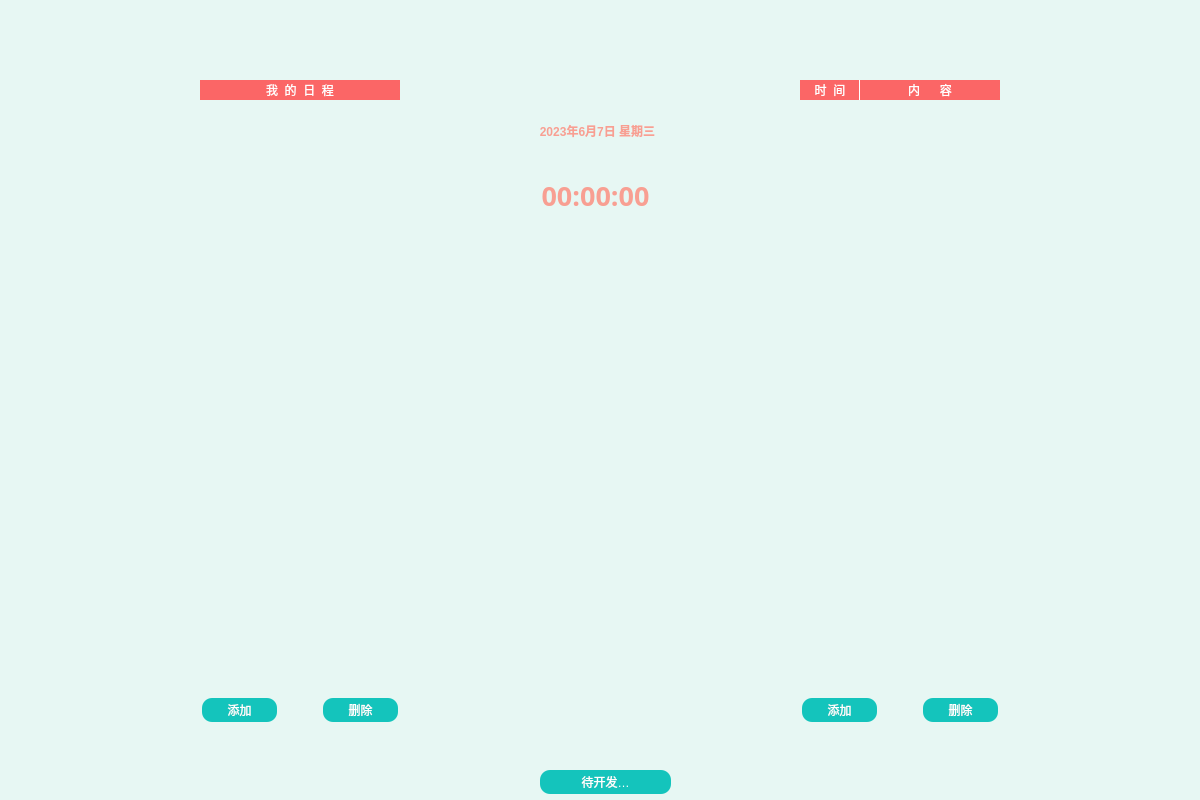
jiguotong/RemindMe, file src/Mainwindow.ui: the form before one commit.
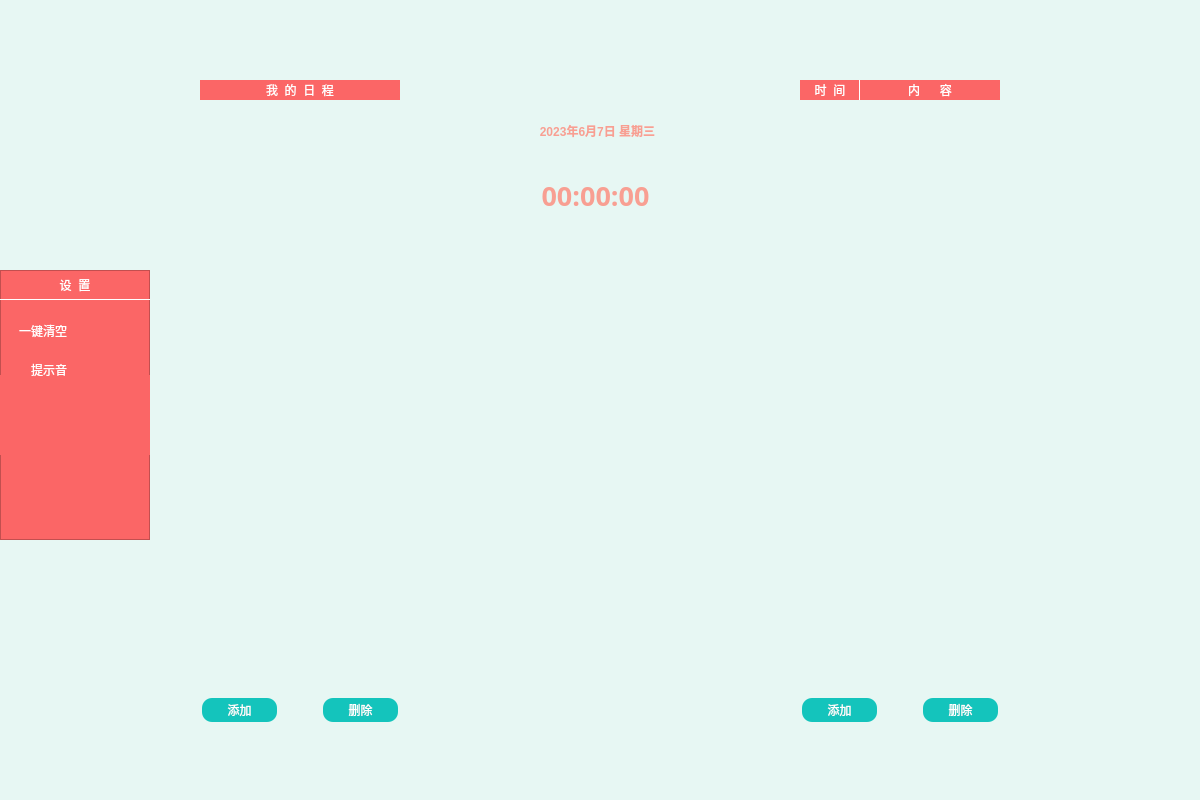
The form after the commit. Icons and pictures are not drawn.

The edit to the form file:
```diff
--- a/src/Mainwindow.ui
+++ b/src/Mainwindow.ui
@@ -358,17 +358,230 @@
      <bool>true</bool>
     </property>
    </widget>
-   <widget class="QPushButton" name="pushButton">
+   <widget class="QFrame" name="frameSettings">
+    <property name="enabled">
+     <bool>true</bool>
+    </property>
     <property name="geometry">
      <rect>
-      <x>540</x>
-      <y>770</y>
-      <width>131</width>
-      <height>24</height>
+      <x>0</x>
+      <y>270</y>
+      <width>150</width>
+      <height>270</height>
      </rect>
+    </property>
+    <property name="styleSheet">
+     <string notr="true">#frameSettings
+{
+	background-color: #fb6666;
+}
+#btnSwitch
+{
+	min-width:0px;		/*控件最小宽度*/
+	min-height:0px;	/*控件最小高度*/
+	background-color: #fb6666;
+	background-image: url('qrc:/res/switch_on.png');
+    background-position: center;
+    background-repeat: no-repeat;
+}
+#btnClear
+{
+	min-width:0px;		/*控件最小宽度*/
+	min-height:0px;	/*控件最小高度*/
+	background-color: #fb6666;
+    background-position: center;
+    background-repeat: no-repeat;
+}
+#btnClear:hover
+{
+	background-color: rgb(22,218,208);
+}
+#btnClear:pressed
+{
+	background-color: rgb(17,171,164);
+}
+#btnHideSettings
+{
+/*
+	font: 25 12pt '微软雅黑';
+	color: rgb(255,255,255);
+	background-color: rgb(20,196,188);
+	border:none;
+	min-width:75px;		//控件最小宽度
+    min-height:24px;	//控件最小高度
+	border-radius:10px;*/
+	background-color: #fb6666;
+	min-width:0px;		/*控件最小宽度*/
+	min-height:0px;	/*控件最小高度*/
+}
+#btnHideSettings:hover
+{
+	background-color: rgb(22,218,208);
+}
+QLabel
+{
+	font: 25 12pt '思源黑体 CN BOLD';
+	color: rgb(255,255,255);
+	border:border
+}</string>
+    </property>
+    <property name="frameShape">
+     <enum>QFrame::StyledPanel</enum>
+    </property>
+    <property name="frameShadow">
+     <enum>QFrame::Raised</enum>
+    </property>
+    <widget class="QPushButton" name="btnHideSettings">
+     <property name="geometry">
+      <rect>
+       <x>135</x>
+       <y>105</y>
+       <width>15</width>
+       <height>80</height>
+      </rect>
+     </property>
+     <property name="minimumSize">
+      <size>
+       <width>0</width>
+       <height>0</height>
+      </size>
+     </property>
+     <property name="text">
+      <string/>
+     </property>
+     <property name="icon">
+      <iconset resource="Resource.qrc">
+       <normaloff>:/res/line_left.png</normaloff>:/res/line_left.png</iconset>
+     </property>
+    </widget>
+    <widget class="QPushButton" name="btnClear">
+     <property name="geometry">
+      <rect>
+       <x>82</x>
+       <y>50</y>
+       <width>31</width>
+       <height>24</height>
+      </rect>
+     </property>
+     <property name="text">
+      <string/>
+     </property>
+     <property name="icon">
+      <iconset resource="Resource.qrc">
+       <normaloff>:/res/clear.png</normaloff>:/res/clear.png</iconset>
+     </property>
+    </widget>
+    <widget class="QPushButton" name="btnSwitch">
+     <property name="geometry">
+      <rect>
+       <x>77</x>
+       <y>90</y>
+       <width>51</width>
+       <height>24</height>
+      </rect>
+     </property>
+     <property name="text">
+      <string/>
+     </property>
+     <property name="icon">
+      <iconset resource="Resource.qrc">
+       <normaloff>:/res/switch_on.png</normaloff>:/res/switch_on.png</iconset>
+     </property>
+     <property name="iconSize">
+      <size>
+       <width>80</width>
+       <height>40</height>
+      </size>
+     </property>
+    </widget>
+    <widget class="QLabel" name="label_4">
+     <property name="geometry">
+      <rect>
+       <x>-4</x>
+       <y>50</y>
+       <width>71</width>
+       <height>21</height>
+      </rect>
+     </property>
+     <property name="text">
+      <string>一键清空</string>
+     </property>
+     <property name="alignment">
+      <set>Qt::AlignRight|Qt::AlignTrailing|Qt::AlignVCenter</set>
+     </property>
+    </widget>
+    <widget class="QLabel" name="label_5">
+     <property name="geometry">
+      <rect>
+       <x>16</x>
+       <y>90</y>
+       <width>51</width>
+       <height>20</height>
+      </rect>
+     </property>
+     <property name="text">
+      <string>提示音</string>
+     </property>
+     <property name="alignment">
+      <set>Qt::AlignRight|Qt::AlignTrailing|Qt::AlignVCenter</set>
+     </property>
+    </widget>
+    <widget class="QLabel" name="label_6">
+     <property name="geometry">
+      <rect>
+       <x>0</x>
+       <y>0</y>
+       <width>150</width>
+       <height>30</height>
+      </rect>
+     </property>
+     <property name="styleSheet">
+      <string notr="true">border-bottom-style: solid;
+border-bottom-width: 1px;
+border-bottom-color: white;
+border-bottom: 1px solid white;</string>
+     </property>
+     <property name="text">
+      <string>设  置</string>
+     </property>
+     <property name="alignment">
+      <set>Qt::AlignCenter</set>
+     </property>
+    </widget>
+   </widget>
+   <widget class="QPushButton" name="btnShowSettings">
+    <property name="geometry">
+     <rect>
+      <x>0</x>
+      <y>375</y>
+      <width>10</width>
+      <height>80</height>
+     </rect>
+    </property>
+    <property name="styleSheet">
+     <string notr="true">#btnShowSettings
+{
+/*
+	font: 25 12pt '微软雅黑';
+	color: rgb(255,255,255);
+	background-color: rgb(20,196,188);
+	border:none;*/
+	border-radius:0px;
+	background-color: #fb6666;
+	min-width:0px;		/*控件最小宽度*/
+	min-height:0px;	/*控件最小高度*/
+}
+#btnShowSettings:hover
+{
+	background-color: rgb(22,218,208);
+}</string>
     </property>
     <property name="text">
-     <string>待开发…</string>
+     <string/>
+    </property>
+    <property name="icon">
+     <iconset resource="Resource.qrc">
+      <normaloff>:/res/line_right.png</normaloff>:/res/line_right.png</iconset>
     </property>
    </widget>
   </widget>
```
